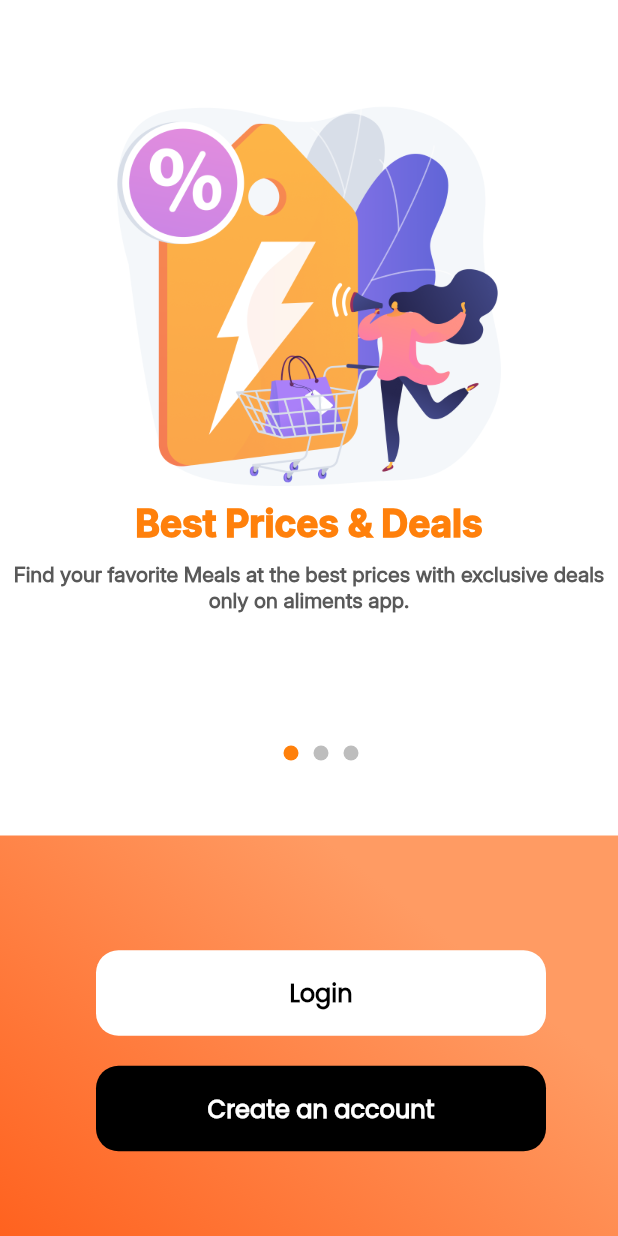
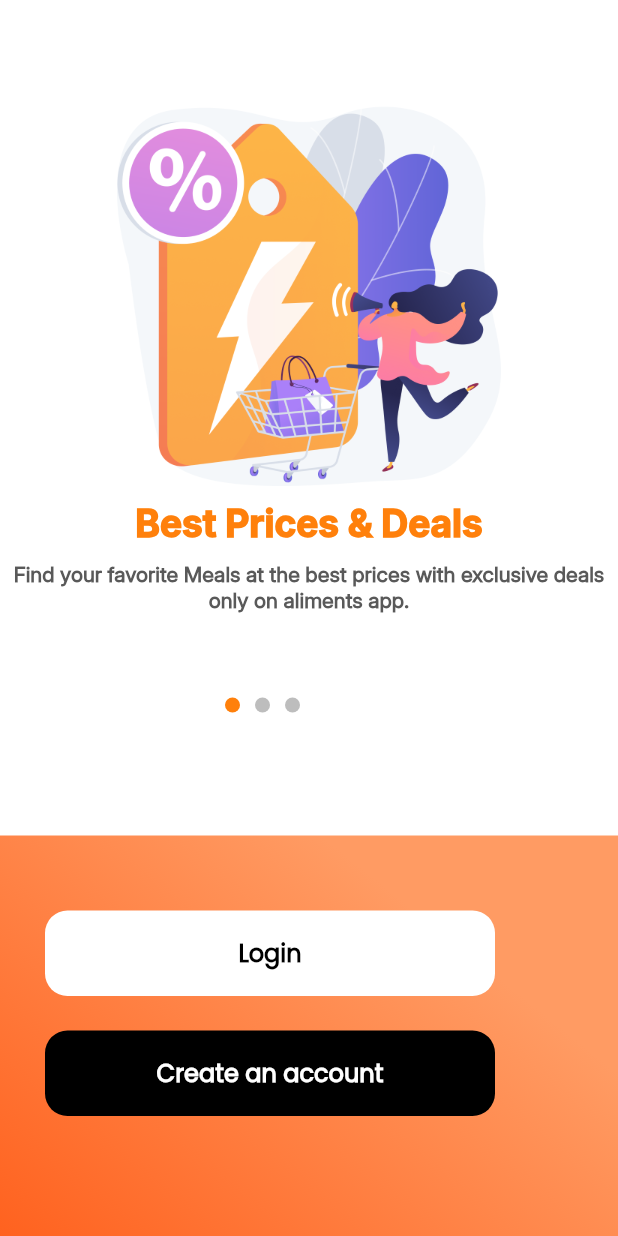
Before and after one commit to Developer-Waqas/Login-SignUp_UI, a Flutter app: the screen it shows after launch, on a phone screen of 412 x 824 dp. Run offline on Flutter 3.47's test engine with Material 3 defaults, Android fonts, the phone set to English and light mode, and no system bars; our stand-ins replace get.

Commit message:
Initial Commit

```diff
--- a/lib/constants/app_linker/app_linker.dart
+++ b/lib/constants/app_linker/app_linker.dart
@@ -11,3 +11,5 @@ export 'package:login_signup_ui/constants/app_style/app_style.dart';
 export 'package:login_signup_ui/models/onboarding_model.dart';
 export 'package:login_signup_ui/controller/getx/onboarding_controller.dart';
 export 'package:login_signup_ui/widgets/custom_button/custom_button.dart';
+export 'package:login_signup_ui/screens/onboarding_screen/widgets/onboarding_footer_widget.dart';
+export 'package:login_signup_ui/screens/onboarding_screen/widgets/onboarding_header_widget.dart';
--- a/lib/screens/onboarding_screen/onboarding_screen.dart
+++ b/lib/screens/onboarding_screen/onboarding_screen.dart
@@ -1,17 +1,96 @@
-import 'package:login_signup_ui/screens/onboarding_screen/widgets/onboarding_footer_widget.dart';
-import 'package:login_signup_ui/screens/onboarding_screen/widgets/onboarding_header_widget.dart';
-
 import '../../constants/app_linker/app_linker.dart';
 
 class OnboardingScreen extends StatelessWidget {
-  const OnboardingScreen({super.key});
+  OnboardingScreen({super.key});
+
+  final OnboardingController onboardingController =
+      Get.put(OnboardingController());
 
   @override
   Widget build(BuildContext context) {
     return Stack(
       children: [
         OnboardingHeaderWidget(),
-        Positioned(bottom: 0, child: OnboardingFooterWidget()),
+        Positioned(
+          top: 465,
+          left: 145,
+          child: Obx(
+            () => Row(
+              mainAxisAlignment: MainAxisAlignment.center,
+              crossAxisAlignment: CrossAxisAlignment.center,
+              children: List.generate(
+                onboardingController.onboardingPages.length,
+                (index) => Container(
+                  margin: const EdgeInsets.symmetric(horizontal: 5),
+                  height: 10,
+                  width: 10,
+                  decoration: BoxDecoration(
+                    shape: BoxShape.circle,
+                    color: index == onboardingController.selectedPageIndex.value
+                        ? AppColors().primaryColor
+                        : AppColors().greyColor,
+                  ),
+                ),
+              ),
+            ),
+          ),
+        ),
+        SizedBox(
+          height: 50,
+        ),
+        Positioned(
+          bottom: 0,
+          child: Container(
+            height: 267,
+            width: 428,
+            decoration: BoxDecoration(
+              gradient: LinearGradient(
+                begin: Alignment.topCenter,
+                end: Alignment.bottomLeft,
+                colors: [
+                  AppColors().primaryGradColor,
+                  AppColors().secondaryGradColor,
+                ],
+              ),
+            ),
+            child: Stack(
+              children: [
+                SizedBox(
+                  height: 20,
+                ),
+                Positioned(
+                  top: 50,
+                  left: 30,
+                  child: CustomButton(
+                    onPressed: () {},
+                    text: 'Login',
+                    height: 57,
+                    width: 300,
+                    color: AppColors().secondaryColor3,
+                    textStyle: AppStyle.buttonStyle1,
+                    borderRadius: BorderRadius.circular(15),
+                  ),
+                ),
+                SizedBox(
+                  height: 20,
+                ),
+                Positioned(
+                  bottom: 80,
+                  left: 30,
+                  child: CustomButton(
+                    onPressed: () {},
+                    text: 'Create an account',
+                    height: 57,
+                    width: 300,
+                    color: Colors.black,
+                    textStyle: AppStyle.buttonStyle2,
+                    borderRadius: BorderRadius.circular(15),
+                  ),
+                ),
+              ],
+            ),
+          ),
+        ),
       ],
     );
   }
--- a/lib/screens/onboarding_screen/widgets/onboarding_footer_widget.dart
+++ b/lib/screens/onboarding_screen/widgets/onboarding_footer_widget.dart
@@ -1,89 +1,12 @@
-import '../../../constants/app_linker/app_linker.dart';
+// import '../../../constants/app_linker/app_linker.dart';
 
-class OnboardingFooterWidget extends StatelessWidget {
-  final OnboardingController onboardingController =
-      Get.put(OnboardingController());
-  OnboardingFooterWidget({super.key});
+// class OnboardingFooterWidget extends StatelessWidget {
+//   final OnboardingController onboardingController =
+//       Get.put(OnboardingController());
+//   OnboardingFooterWidget({super.key});
 
-  @override
-  Widget build(BuildContext context) {
-    return Column(
-      children: [
-        SizedBox(
-          height: 20,
-        ),
-        Positioned(
-          top: 465,
-          left: 145,
-          child: Obx(
-            () => Row(
-              mainAxisAlignment: MainAxisAlignment.center,
-              crossAxisAlignment: CrossAxisAlignment.center,
-              children: List.generate(
-                onboardingController.onboardingPages.length,
-                (index) => Container(
-                  margin: const EdgeInsets.symmetric(horizontal: 5),
-                  height: 10,
-                  width: 10,
-                  decoration: BoxDecoration(
-                    shape: BoxShape.circle,
-                    color: index == onboardingController.selectedPageIndex.value
-                        ? AppColors().primaryColor
-                        : AppColors().greyColor,
-                  ),
-                ),
-              ),
-            ),
-          ),
-        ),
-        SizedBox(
-          height: 50,
-        ),
-        Container(
-          height: 267,
-          width: 428,
-          decoration: BoxDecoration(
-            gradient: LinearGradient(
-              begin: Alignment.topCenter,
-              end: Alignment.bottomLeft,
-              colors: [
-                AppColors().primaryGradColor,
-                AppColors().secondaryGradColor,
-              ],
-            ),
-          ),
-          child: Column(
-            mainAxisAlignment: MainAxisAlignment.center,
-            crossAxisAlignment: CrossAxisAlignment.center,
-            children: [
-              SizedBox(
-                height: 20,
-              ),
-              CustomButton(
-                onPressed: () {},
-                text: 'Login',
-                height: 57,
-                width: 300,
-                color: Colors.white,
-                textStyle: AppStyle.buttonStyle1,
-                borderRadius: BorderRadius.circular(15),
-              ),
-              SizedBox(
-                height: 20,
-              ),
-              CustomButton(
-                onPressed: () {},
-                text: 'Create an account',
-                height: 57,
-                width: 300,
-                color: Colors.black,
-                textStyle: AppStyle.buttonStyle2,
-                borderRadius: BorderRadius.circular(15),
-              ),
-            ],
-          ),
-        ),
-      ],
-    );
-  }
-}
+//   @override
+//   Widget build(BuildContext context) {
+//     return;
+//   }
+// }
--- a/lib/widgets/custom_button/custom_button.dart
+++ b/lib/widgets/custom_button/custom_button.dart
@@ -23,7 +23,8 @@ class CustomButton extends StatelessWidget {
 
   @override
   Widget build(BuildContext context) {
-    return GestureDetector(
+    return InkWell(
+      focusColor: AppColors().greyColor,
       onTap: onPressed,
       child: Container(
         height: height,
```
